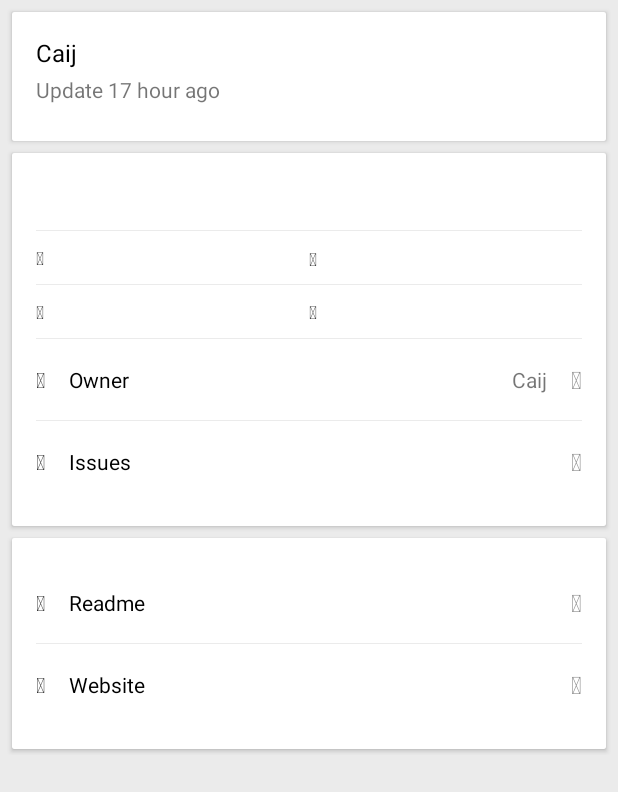
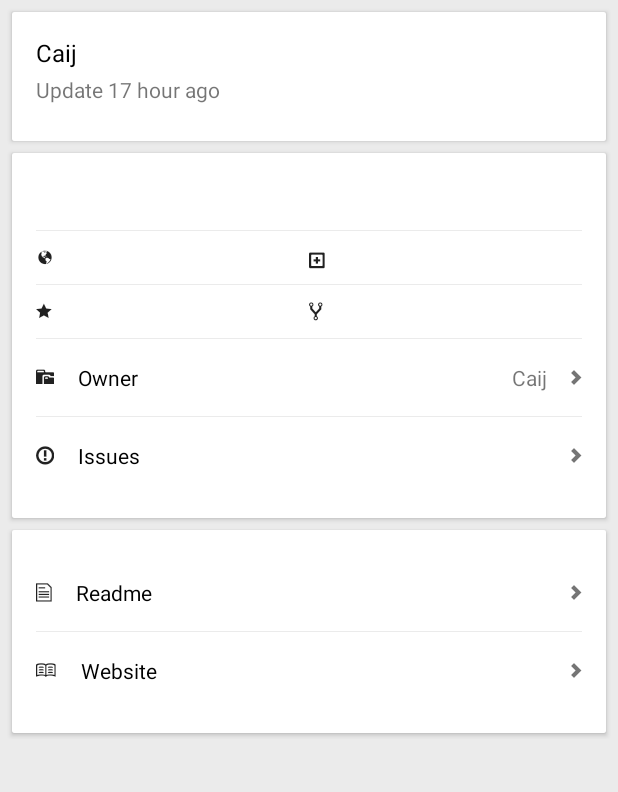
Before and after one commit to Caij/CodeHub, an Android app: the layout activity_repository_info.xml on its own in the app's theme, with its tools: preview values and no code run, on a phone screen of 412 x 824 dp. Shown: the top 792 px of the screen. Run offline under Robolectric (Android 15) with nearby library versions, the phone set to English and light mode, and no system bars.

Commit message:
update icon、init image、add custom TextView。

```diff
--- a/app/src/main/java/com/caij/codehub/CodeHubApplication.java
+++ b/app/src/main/java/com/caij/codehub/CodeHubApplication.java
@@ -21,15 +21,12 @@ public class CodeHubApplication extends Application{
 
     private static final int VOLLEY_DISK_MAX_SIZE = 1024 * 1024 * 5;
 
-    private static final long PICASSO_DISK_MAX_SIZE = 1024 * 1024 * 20;
-
     @Override
     public void onCreate() {
         super.onCreate();
         DaggerUtils.initPresenterComponent(DaggerPresenterComponent.builder().presenterModel(new PresenterModel()).build());
         VolleyUtil.init(this, new OkHttpStack(), VOLLEY_DISK_MAX_SIZE);
         SPUtils.init(this, SP_FILE_NAME);
-        TextTypeFaceUtils.initGithubTextTypeFace(this);
     }
 
 }
--- a/app/src/main/java/com/caij/codehub/ui/activity/InitActivity.java
+++ b/app/src/main/java/com/caij/codehub/ui/activity/InitActivity.java
@@ -4,7 +4,9 @@ import android.content.Intent;
 import android.os.Handler;
 import android.os.Bundle;
 import android.text.TextUtils;
+import android.widget.ImageView;
 
+import com.bumptech.glide.Glide;
 import com.caij.codehub.Constant;
 import com.caij.codehub.R;
 import com.caij.codehub.presenter.BasePresent;
@@ -18,6 +20,8 @@ public class InitActivity extends BaseActivity {
     protected void onCreate(Bundle savedInstanceState) {
         super.onCreate(savedInstanceState);
         setContentView(R.layout.activity_init);
+        ImageView imageView = (ImageView) findViewById(R.id.imageview);
+        Glide.with(this).load(R.drawable.splash).centerCrop().into(imageView);
         setFullScreen();
         mHandler = new Handler();
     }
--- a/app/src/main/java/com/caij/codehub/ui/adapter/RepositoryAdapter.java
+++ b/app/src/main/java/com/caij/codehub/ui/adapter/RepositoryAdapter.java
@@ -49,7 +49,7 @@ public class RepositoryAdapter extends BaseAdapter<Repository>{
         RepositoryViewHolder holder;
         if (view == null) {
             view = mInflater.inflate(R.layout.item_repository, viewGroup, false);
-            holder = new RepositoryViewHolder(view, TextTypeFaceUtils.getGithubTypeFace());
+            holder = new RepositoryViewHolder(view);
             view.setTag(holder);
         }
 
--- a/app/src/main/java/com/caij/codehub/ui/adapter/RepositoryViewHolder.java
+++ b/app/src/main/java/com/caij/codehub/ui/adapter/RepositoryViewHolder.java
@@ -31,10 +31,7 @@ public class RepositoryViewHolder {
     TextView tvRepositoryDesc;
 
 
-    public RepositoryViewHolder(View itemView, Typeface typeface) {
+    public RepositoryViewHolder(View itemView) {
         ButterKnife.bind(this, itemView);
-        tvForkIcon.setTypeface(typeface);
-        tvRepositoryIcon.setTypeface(typeface);
-        tvStarIcon.setTypeface(typeface);
     }
 }
--- a/app/src/main/java/com/caij/codehub/utils/TextTypeFaceUtils.java
+++ b/app/src/main/java/com/caij/codehub/utils/TextTypeFaceUtils.java
@@ -10,11 +10,10 @@ public class TextTypeFaceUtils {
 
     private static Typeface mTypeface;
 
-    public static void initGithubTextTypeFace(Context context){
-        mTypeface = Typeface.createFromAsset(context.getAssets(), "octicons.ttf");
-    }
-
-    public static Typeface getGithubTypeFace() {
+    public static Typeface getGithubTypeFace(Context context) {
+        if (mTypeface == null) {
+            mTypeface = Typeface.createFromAsset(context.getAssets(), "octicons.ttf");
+        }
         return mTypeface;
     }
 }
--- /dev/null
+++ b/app/src/main/java/com/caij/codehub/widgets/GithubTypeFaceTextView.java
@@ -0,0 +1,31 @@
+package com.caij.codehub.widgets;
+
+import android.content.Context;
+import android.util.AttributeSet;
+import android.widget.TextView;
+
+import com.caij.codehub.utils.TextTypeFaceUtils;
+
+/**
+ * Created by Caij on 2015/10/29.
+ */
+public class GithubTypeFaceTextView extends TextView{
+    public GithubTypeFaceTextView(Context context) {
+        super(context);
+        initTypeFace(context);
+    }
+
+    public GithubTypeFaceTextView(Context context, AttributeSet attrs) {
+        super(context, attrs);
+        initTypeFace(context);
+    }
+
+    public GithubTypeFaceTextView(Context context, AttributeSet attrs, int defStyleAttr) {
+        super(context, attrs, defStyleAttr);
+        initTypeFace(context);
+    }
+
+    private void initTypeFace(Context context) {
+        setTypeface(TextTypeFaceUtils.getGithubTypeFace(context));
+    }
+}
--- a/app/src/main/res/layout/activity_init.xml
+++ b/app/src/main/res/layout/activity_init.xml
@@ -3,8 +3,8 @@
     android:layout_height="match_parent">
 
     <ImageView
+        android:id="@+id/imageview"
         android:layout_width="match_parent"
-        android:layout_height="match_parent"
-        android:background="@drawable/init_img_bg"/>
+        android:layout_height="match_parent"/>
 
 </RelativeLayout>
--- a/app/src/main/res/layout/activity_repository_info.xml
+++ b/app/src/main/res/layout/activity_repository_info.xml
@@ -91,7 +91,7 @@
                         android:gravity="center_vertical"
                         android:orientation="horizontal">
 
-                        <TextView
+                        <com.caij.codehub.widgets.GithubTypeFaceTextView
                             android:id="@+id/tv_repository_language_icon"
                             style="@style/TvRepositoryIcon"
                             android:text="@string/icon_language"
@@ -111,7 +111,7 @@
                         android:layout_weight="1"
                         android:orientation="horizontal">
 
-                        <TextView
+                        <com.caij.codehub.widgets.GithubTypeFaceTextView
                             android:id="@+id/tv_repository_create_time_icon"
                             style="@style/TvRepositoryIcon"
                             android:singleLine="true"
@@ -147,7 +147,7 @@
                         android:gravity="center_vertical"
                         android:orientation="horizontal">
 
-                        <TextView
+                        <com.caij.codehub.widgets.GithubTypeFaceTextView
                             android:id="@+id/tv_repository_star_icon"
                             style="@style/TvRepositoryIcon"
                             android:text="@string/icon_star"
@@ -168,7 +168,7 @@
                         android:gravity="center_vertical"
                         android:orientation="horizontal">
 
-                        <TextView
+                        <com.caij.codehub.widgets.GithubTypeFaceTextView
                             android:id="@+id/tv_repository_create_fork_icon"
                             style="@style/TvRepositoryIcon"
                             android:text="@string/icon_fork"
@@ -197,7 +197,7 @@
                     android:paddingBottom="@dimen/standard_margin"
                     android:paddingTop="@dimen/standard_margin">
 
-                    <TextView
+                    <com.caij.codehub.widgets.GithubTypeFaceTextView
                         android:id="@+id/tv_repository_owner_icon"
                         style="@style/TvRepositoryIcon"
                         android:text="@string/icon_owner"
@@ -220,7 +220,7 @@
                         android:text="Caij"
                         android:textSize="@dimen/body_text_size" />
 
-                    <TextView
+                    <com.caij.codehub.widgets.GithubTypeFaceTextView
                         android:id="@+id/tv_repository_next_icon"
                         android:layout_width="wrap_content"
                         android:layout_height="wrap_content"
@@ -243,7 +243,7 @@
                     android:paddingBottom="@dimen/standard_margin"
                     android:paddingTop="@dimen/standard_margin">
 
-                    <TextView
+                    <com.caij.codehub.widgets.GithubTypeFaceTextView
                         android:id="@+id/tv_repository_issues_icon"
                         style="@style/TvRepositoryIcon"
                         android:text="@string/icon_issue"
@@ -259,7 +259,7 @@
                         android:textSize="@dimen/body_text_size" />
 
 
-                    <TextView
+                    <com.caij.codehub.widgets.GithubTypeFaceTextView
                         android:id="@+id/tv_repository_next2_icon"
                         android:layout_width="wrap_content"
                         android:layout_height="wrap_content"
@@ -292,7 +292,7 @@
                     android:paddingBottom="@dimen/standard_margin"
                     android:paddingTop="@dimen/standard_margin">
 
-                    <TextView
+                    <com.caij.codehub.widgets.GithubTypeFaceTextView
                         android:id="@+id/tv_repository_readme_icon"
                         style="@style/TvRepositoryIcon"
                         android:text="@string/icon_readme"
@@ -308,7 +308,7 @@
                         android:textSize="@dimen/body_text_size" />
 
 
-                    <TextView
+                    <com.caij.codehub.widgets.GithubTypeFaceTextView
                         android:id="@+id/tv_repository_next3_icon"
                         android:layout_width="wrap_content"
                         android:layout_height="wrap_content"
@@ -331,7 +331,7 @@
                     android:paddingBottom="@dimen/standard_margin"
                     android:paddingTop="@dimen/standard_margin">
 
-                    <TextView
+                    <com.caij.codehub.widgets.GithubTypeFaceTextView
                         android:id="@+id/tv_repository_website_icon"
                         style="@style/TvRepositoryIcon"
                         android:text="@string/icon_website"
@@ -347,7 +347,7 @@
                         android:textSize="@dimen/body_text_size" />
 
 
-                    <TextView
+                    <com.caij.codehub.widgets.GithubTypeFaceTextView
                         android:id="@+id/tv_repository_next4_icon"
                         android:layout_width="wrap_content"
                         android:layout_height="wrap_content"
--- a/app/src/main/res/layout/item_repository.xml
+++ b/app/src/main/res/layout/item_repository.xml
@@ -50,7 +50,7 @@
                 android:gravity="center_vertical"
                 android:layout_marginTop="@dimen/small_margin">
 
-                <TextView
+                <com.caij.codehub.widgets.GithubTypeFaceTextView
                     android:id="@+id/tv_star_icon"
                     style="@style/TvRepositoryIcon"
                     android:textSize="@dimen/big_body_text_size"
@@ -63,7 +63,7 @@
                     android:layout_marginLeft="4dp"/>
 
 
-                <TextView
+                <com.caij.codehub.widgets.GithubTypeFaceTextView
                     android:id="@+id/tv_fork_icon"
                     style="@style/TvRepositoryIcon"
                     android:textSize="@dimen/body_text_size"
```
Also changed, not shown: app/src/main/java/com/caij/codehub/ui/activity/RepositoryInfoActivity.java (+0 -18 lines), app/src/main/java/com/caij/codehub/ui/activity/UserInfoActivity.java (+0 -11 lines), app/src/main/res/layout/activity_user_info.xml (+5 -5 lines), app/src/main/res/drawable-xxhdpi/splash.png (added), app/src/main/res/mipmap-hdpi/ic_launcher.png, app/src/main/res/mipmap-mdpi/ic_launcher.png, app/src/main/res/mipmap-xhdpi/ic_launcher.png, app/src/main/res/mipmap-xxhdpi/ic_launcher.png.
